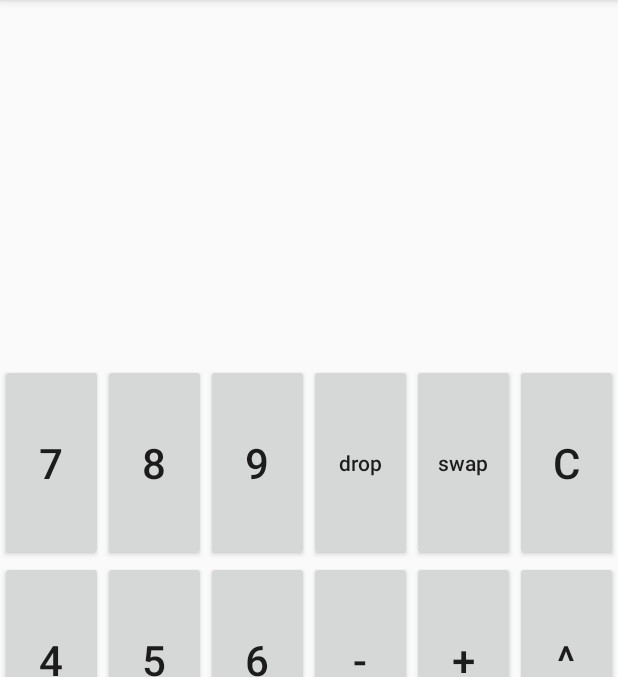
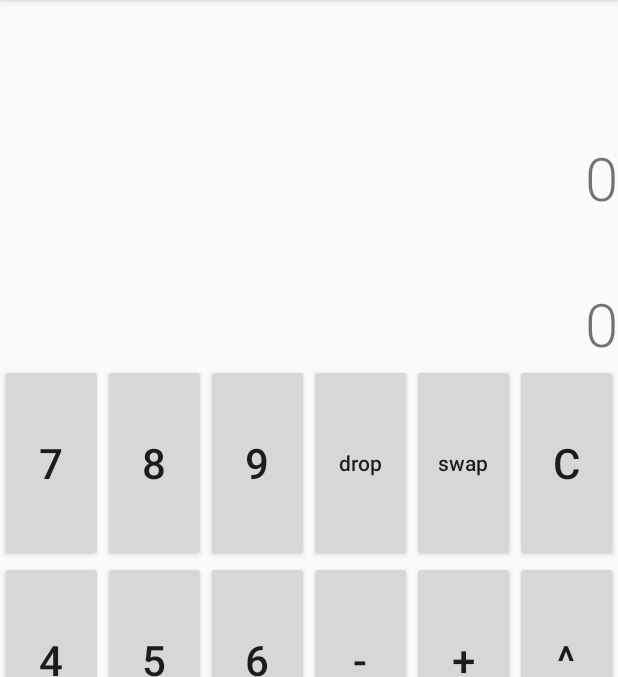
Before and after one commit to INFJakZda/Calculator, an Android app: the screen it shows after launch (MainActivity), in the options menu, after a tap on "Settings", on a phone screen of 412 x 824 dp, the part 84-761 px from its top. Run offline under Robolectric (Android 15) with nearby library versions, the phone set to English and light mode, and no system bars; our stand-ins replace data binding.

```diff
--- a/app/src/main/res/layout/content_main.xml
+++ b/app/src/main/res/layout/content_main.xml
@@ -1,4 +1,5 @@
 <?xml version="1.0" encoding="utf-8"?>
+<layout>
     <LinearLayout
         xmlns:android="http://schemas.android.com/apk/res/android"
         xmlns:tools="http://schemas.android.com/tools"
@@ -26,7 +27,11 @@
             android:layout_weight="2.1"
             android:fontFamily="sans-serif-light"
             android:gravity="right|bottom"
-        android:maxLines="1" />
+            android:maxLines="1"
+            android:textSize="@dimen/display_text_size"
+            android:text="0"
+            android:scrollbars = "vertical"/>
+
 
         <LinearLayout
             android:layout_width="match_parent"
@@ -40,7 +45,8 @@
                 android:layout_width="match_parent"
                 android:layout_height="match_parent"
                 android:layout_weight="1"
-            android:text="7"/>
+                android:onClick="numberClick"
+                android:text="7" />
 
             <Button
                 android:id="@+id/btn_8"
@@ -48,7 +54,8 @@
                 android:layout_width="match_parent"
                 android:layout_height="match_parent"
                 android:layout_weight="1"
-            android:text="8"/>
+                android:onClick="numberClick"
+                android:text="8" />
 
             <Button
                 android:id="@+id/btn_9"
@@ -56,7 +63,8 @@
                 android:layout_width="match_parent"
                 android:layout_height="match_parent"
                 android:layout_weight="1"
-            android:text="9"/>
+                android:onClick="numberClick"
+                android:text="9" />
 
             <Button
                 android:id="@+id/btn_drop"
@@ -105,7 +113,8 @@
                 android:layout_width="match_parent"
                 android:layout_height="match_parent"
                 android:layout_weight="1"
-            android:text="4"/>
+                android:onClick="numberClick"
+                android:text="4" />
 
             <Button
                 android:id="@+id/btn_5"
@@ -113,7 +122,8 @@
                 android:layout_width="match_parent"
                 android:layout_height="match_parent"
                 android:layout_weight="1"
-            android:text="5"/>
+                android:onClick="numberClick"
+                android:text="5" />
 
             <Button
                 android:id="@+id/btn_6"
@@ -121,7 +131,8 @@
                 android:layout_width="match_parent"
                 android:layout_height="match_parent"
                 android:layout_weight="1"
-            android:text="6"/>
+                android:onClick="numberClick"
+                android:text="6" />
 
             <Button
                 android:id="@+id/btn_minus"
@@ -161,7 +172,8 @@
                 android:layout_width="match_parent"
                 android:layout_height="match_parent"
                 android:layout_weight="1"
-            android:text="1"/>
+                android:onClick="numberClick"
+                android:text="1" />
 
             <Button
                 android:id="@+id/btn_2"
@@ -169,7 +181,8 @@
                 android:layout_width="match_parent"
                 android:layout_height="match_parent"
                 android:layout_weight="1"
-            android:text="2"/>
+                android:onClick="numberClick"
+                android:text="2" />
 
             <Button
                 android:id="@+id/btn_3"
@@ -177,7 +190,8 @@
                 android:layout_width="match_parent"
                 android:layout_height="match_parent"
                 android:layout_weight="1"
-            android:text="3"/>
+                android:onClick="numberClick"
+                android:text="3" />
 
             <Button
                 android:id="@+id/btn_divide"
@@ -217,7 +231,8 @@
                 android:layout_width="match_parent"
                 android:layout_height="match_parent"
                 android:layout_weight="1"
-            android:text="0"/>
+                android:onClick="numberClick"
+                android:text="0" />
 
             <Button
                 android:id="@+id/btn_decimal"
@@ -233,6 +248,7 @@
                 android:layout_width="match_parent"
                 android:layout_height="match_parent"
                 android:layout_weight="1"
+                android:onClick="enterClick"
                 android:text="enter"
                 android:textAppearance="@style/TextAppearance.AppCompat.Body1" />
 
@@ -245,3 +261,4 @@
 
         </LinearLayout>
     </LinearLayout>
+</layout>
```
Also changed, not shown: app/src/main/java/com/zdano/calculator/MainActivity.kt (+40 -3 lines). Lines whose indentation alone changed are shown as unchanged.
